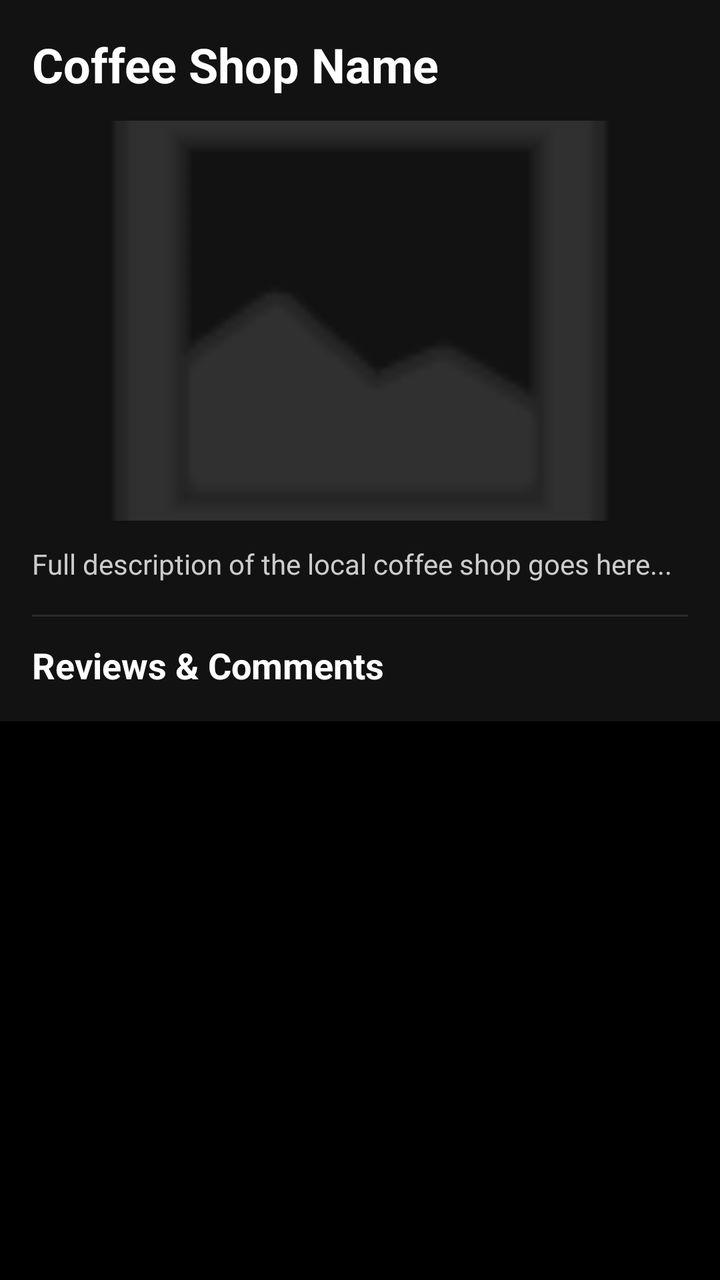
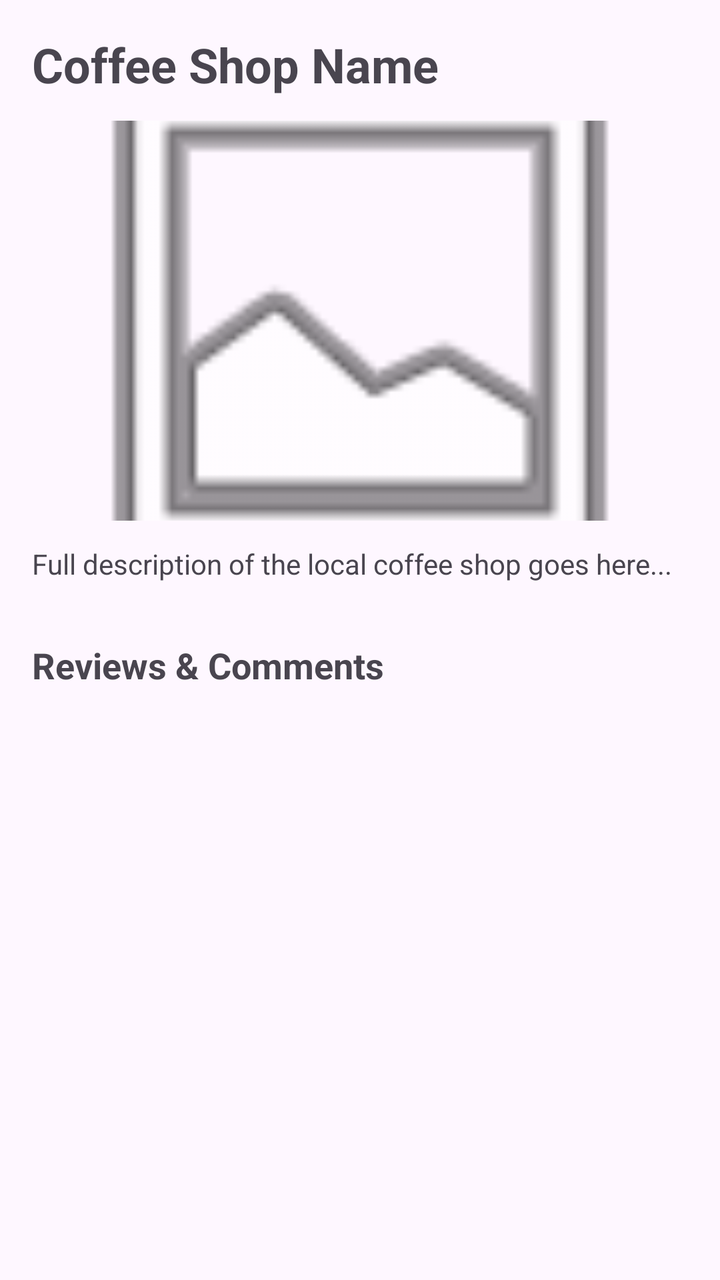

The first picture is an Android layout as it rendered before a commit; the second is the same layout after the commit. The layout source and the unified diff follow.
<!-- AndroidManifest.xml: application theme AppTheme -->
<!-- res/layout/item_comment.xml -->
<?xml version="1.0" encoding="utf-8"?>
<androidx.coordinatorlayout.widget.CoordinatorLayout
  xmlns:android="http://schemas.android.com/apk/res/android"
  xmlns:app="http://schemas.android.com/apk/res-auto"
  xmlns:tools="http://schemas.android.com/tools"
  android:layout_width="match_parent"
  android:layout_height="match_parent"
  android:background="#000000">

  <com.google.android.material.appbar.AppBarLayout
    android:layout_width="match_parent"
    android:layout_height="wrap_content"
    android:background="#121212">

    
    <LinearLayout
      android:layout_width="match_parent"
      android:layout_height="wrap_content"
      android:orientation="vertical"
      android:padding="16dp">

      <TextView
        android:id="@+id/tvDetailTitle"
        android:layout_width="match_parent"
        android:layout_height="wrap_content"
        android:text="Coffee Shop Name"
        android:textColor="#FFFFFF"
        android:textSize="24sp"
        android:textStyle="bold" />

      <ImageView
        android:id="@+id/ivDetailImage"
        android:layout_width="match_parent"
        android:layout_height="200dp"
        android:layout_marginTop="12dp"
        android:scaleType="centerCrop"
        android:src="@android:drawable/ic_menu_gallery"
        app:tint="#444444" />

      <TextView
        android:id="@+id/tvDetailDescription"
        android:layout_width="match_parent"
        android:layout_height="wrap_content"
        android:layout_marginTop="12dp"
        android:text="Full description of the local coffee shop goes here..."
        android:textColor="#CCCCCC"
        android:textSize="14sp" />

      <View
        android:layout_width="match_parent"
        android:layout_height="1dp"
        android:layout_marginTop="16dp"
        android:background="#2C2C2C" />

      <TextView
        android:layout_width="wrap_content"
        android:layout_height="wrap_content"
        android:layout_marginTop="12dp"
        android:text="Reviews &amp; Comments"
        android:textColor="#FFFFFF"
        android:textSize="18sp"
        android:textStyle="bold" />
    </LinearLayout>
  </com.google.android.material.appbar.AppBarLayout>

  
  <androidx.recyclerview.widget.RecyclerView
    android:id="@+id/rvComments"
    android:layout_width="match_parent"
    android:layout_height="0dp"
    android:layout_marginTop="16dp"
    android:clipToPadding="false"
    android:paddingBottom="16dp"
    app:layoutManager="androidx.recyclerview.widget.LinearLayoutManager"
    app:layout_constraintBottom_toBottomOf="parent"
    app:layout_constraintTop_toBottomOf="@id/headerLayout"
    tools:listitem="@layout/item_comment" />

</androidx.coordinatorlayout.widget.CoordinatorLayout>
<!-- resources referenced by this layout -->
<resources>
  <style name="AppTheme" parent="Theme.Material3.DayNight">
      
    </style>
</resources>

<!-- the commit's change to res/layout/item_comment.xml (unified diff, before → after) -->
@@ -4,13 +4,11 @@
   xmlns:app="http://schemas.android.com/apk/res-auto"
   xmlns:tools="http://schemas.android.com/tools"
   android:layout_width="match_parent"
-  android:layout_height="match_parent"
-  android:background="#000000">
+  android:layout_height="match_parent">
 
   <com.google.android.material.appbar.AppBarLayout
     android:layout_width="match_parent"
-    android:layout_height="wrap_content"
-    android:background="#121212">
+    android:layout_height="wrap_content">
 
     
     <LinearLayout
@@ -24,7 +22,6 @@
         android:layout_width="match_parent"
         android:layout_height="wrap_content"
         android:text="Coffee Shop Name"
-        android:textColor="#FFFFFF"
         android:textSize="24sp"
         android:textStyle="bold" />
 
@@ -34,8 +31,7 @@
         android:layout_height="200dp"
         android:layout_marginTop="12dp"
         android:scaleType="centerCrop"
-        android:src="@android:drawable/ic_menu_gallery"
-        app:tint="#444444" />
+        android:src="@android:drawable/ic_menu_gallery"/>
 
       <TextView
         android:id="@+id/tvDetailDescription"
@@ -43,21 +39,18 @@
         android:layout_height="wrap_content"
         android:layout_marginTop="12dp"
         android:text="Full description of the local coffee shop goes here..."
-        android:textColor="#CCCCCC"
         android:textSize="14sp" />
 
       <View
         android:layout_width="match_parent"
         android:layout_height="1dp"
-        android:layout_marginTop="16dp"
-        android:background="#2C2C2C" />
+        android:layout_marginTop="16dp" />
 
       <TextView
         android:layout_width="wrap_content"
         android:layout_height="wrap_content"
         android:layout_marginTop="12dp"
         android:text="Reviews &amp; Comments"
-        android:textColor="#FFFFFF"
         android:textSize="18sp"
         android:textStyle="bold" />
     </LinearLayout>
